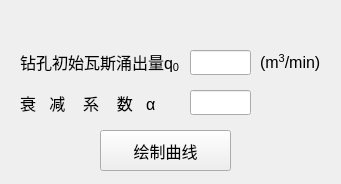
The window that python/cbm/uifiles/curve_draw_dlg.ui (wyrover/cbm) describes before a commit, drawn with Qt 5.
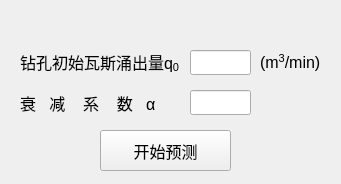
The same window after the commit. Icons and pictures are not drawn.

```diff
--- a/python/cbm/uifiles/curve_draw_dlg.ui
+++ b/python/cbm/uifiles/curve_draw_dlg.ui
@@ -41,7 +41,7 @@
      </font>
     </property>
     <property name="text">
-     <string>绘制曲线</string>
+     <string>开始预测</string>
     </property>
    </widget>
    <widget class="QLabel" name="mineName_label_14">
```
